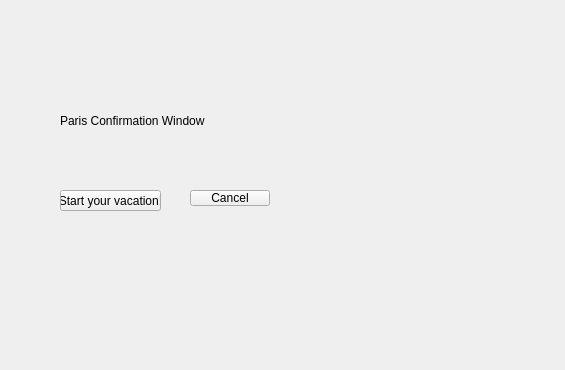
Above: EuropeanVacation/tconfirmparis.ui from brivero0/TeamMagmar before the change; both pictures show x 0 to 565 and y 0 to 370 of the 742 by 458 pixel window. Below: the same form after it.
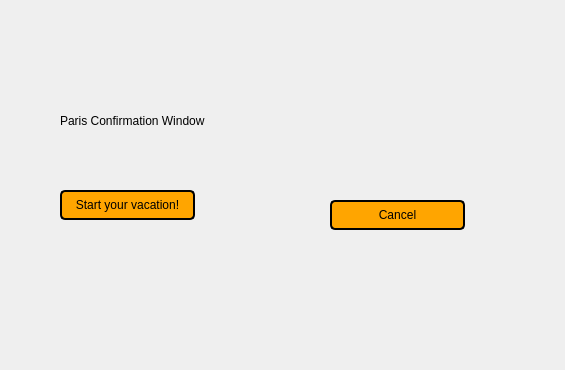
That is the form after the change.

Patch:
```diff
--- a/EuropeanVacation/tconfirmparis.ui
+++ b/EuropeanVacation/tconfirmparis.ui
@@ -31,10 +31,17 @@
     <rect>
      <x>60</x>
      <y>190</y>
-     <width>101</width>
-     <height>21</height>
+     <width>135</width>
+     <height>30</height>
     </rect>
    </property>
+   <property name="styleSheet">
+    <string notr="true">background-color:#ffa500;
+border-style: solid;
+border-color: black;
+border-width: 2px;
+border-radius: 5px;</string>
+   </property>
    <property name="text">
     <string>Start your vacation!</string>
    </property>
@@ -42,12 +49,19 @@
   <widget class="QPushButton" name="cancelButton">
    <property name="geometry">
     <rect>
-     <x>190</x>
-     <y>190</y>
-     <width>80</width>
-     <height>16</height>
+     <x>330</x>
+     <y>200</y>
+     <width>135</width>
+     <height>30</height>
     </rect>
    </property>
+   <property name="styleSheet">
+    <string notr="true">background-color:#ffa500;
+border-style: solid;
+border-color: black;
+border-width: 2px;
+border-radius: 5px;</string>
+   </property>
    <property name="text">
     <string>Cancel</string>
    </property>
```
